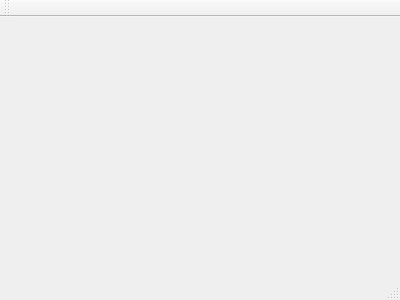
Before: the Qt Designer form deluppgift2/mainwindow.ui in jgaforsberg/linum-1-8, drawn with Qt 5.
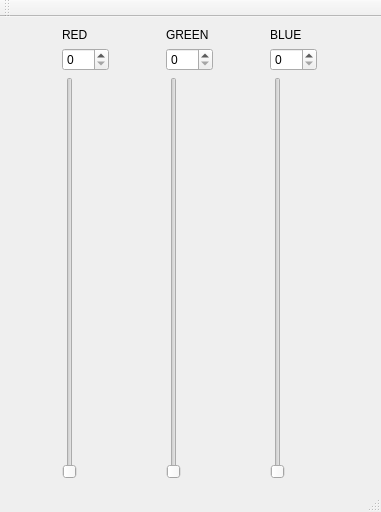
After: the same form once the commit is applied.

Commit message: quick start designer guide app

The edit to the form file:
```diff
--- a/deluppgift2/mainwindow.ui
+++ b/deluppgift2/mainwindow.ui
@@ -1,24 +1,126 @@
 <ui version="4.0">
  <class>MainWindow</class>
- <widget class="QMainWindow" name="MainWindow" >
-  <property name="geometry" >
+ <widget class="QMainWindow" name="MainWindow">
+  <property name="geometry">
    <rect>
     <x>0</x>
     <y>0</y>
-    <width>400</width>
-    <height>300</height>
+    <width>381</width>
+    <height>512</height>
    </rect>
   </property>
   <property name="windowTitle" >
    <string>MainWindow</string>
   </property>
-  <widget class="QMenuBar" name="menuBar" />
-  <widget class="QToolBar" name="mainToolBar" />
-  <widget class="QWidget" name="centralWidget" />
-  <widget class="QStatusBar" name="statusBar" />
+  <widget class="QWidget" name="centralWidget">
+   <layout class="QGridLayout" name="gridLayout_4">
+    <item row="0" column="0">
+     <layout class="QGridLayout" name="gridLayout">
+      <item row="0" column="0">
+       <widget class="QLabel" name="labelRed">
+        <property name="text">
+         <string>RED</string>
+        </property>
+       </widget>
+      </item>
+      <item row="1" column="0">
+       <widget class="QSpinBox" name="spinBoxRed">
+        <property name="maximum">
+         <number>255</number>
+        </property>
+       </widget>
+      </item>
+      <item row="2" column="0">
+       <widget class="QSlider" name="verticalSliderRed">
+        <property name="maximum">
+         <number>255</number>
+        </property>
+        <property name="orientation">
+         <enum>Qt::Vertical</enum>
+        </property>
+       </widget>
+      </item>
+     </layout>
+    </item>
+    <item row="0" column="1">
+     <layout class="QGridLayout" name="gridLayout_2">
+      <item row="0" column="0">
+       <widget class="QLabel" name="labelGreen">
+        <property name="text">
+         <string>GREEN</string>
+        </property>
+       </widget>
+      </item>
+      <item row="1" column="0">
+       <widget class="QSpinBox" name="spinBoxGreen">
+        <property name="maximum">
+         <number>255</number>
+        </property>
+       </widget>
+      </item>
+      <item row="2" column="0">
+       <widget class="QSlider" name="verticalSliderGreen">
+        <property name="maximum">
+         <number>255</number>
+        </property>
+        <property name="orientation">
+         <enum>Qt::Vertical</enum>
+        </property>
+       </widget>
+      </item>
+     </layout>
+    </item>
+    <item row="0" column="2">
+     <layout class="QGridLayout" name="gridLayout_3">
+      <item row="0" column="0">
+       <widget class="QLabel" name="labelBlue">
+        <property name="text">
+         <string>BLUE</string>
+        </property>
+       </widget>
+      </item>
+      <item row="1" column="0">
+       <widget class="QSpinBox" name="spinBoxBlue">
+        <property name="maximum">
+         <number>255</number>
+        </property>
+       </widget>
+      </item>
+      <item row="2" column="0">
+       <widget class="QSlider" name="verticalSliderBlue">
+        <property name="maximum">
+         <number>255</number>
+        </property>
+        <property name="orientation">
+         <enum>Qt::Vertical</enum>
+        </property>
+       </widget>
+      </item>
+     </layout>
+    </item>
+   </layout>
+  </widget>
+  <widget class="QMenuBar" name="menuBar">
+   <property name="geometry">
+    <rect>
+     <x>0</x>
+     <y>0</y>
+     <width>381</width>
+     <height>25</height>
+    </rect>
+   </property>
+  </widget>
+  <widget class="QToolBar" name="mainToolBar">
+   <attribute name="toolBarArea">
+    <enum>TopToolBarArea</enum>
+   </attribute>
+   <attribute name="toolBarBreak">
+    <bool>false</bool>
+   </attribute>
+  </widget>
+  <widget class="QStatusBar" name="statusBar"/>
  </widget>
- <layoutDefault spacing="6" margin="11" />
- <pixmapfunction></pixmapfunction>
+ <layoutdefault spacing="6" margin="11"/>
  <resources/>
  <connections/>
 </ui>
```
Left out of the diff: 104 changed lines with no effect on the pictures.
